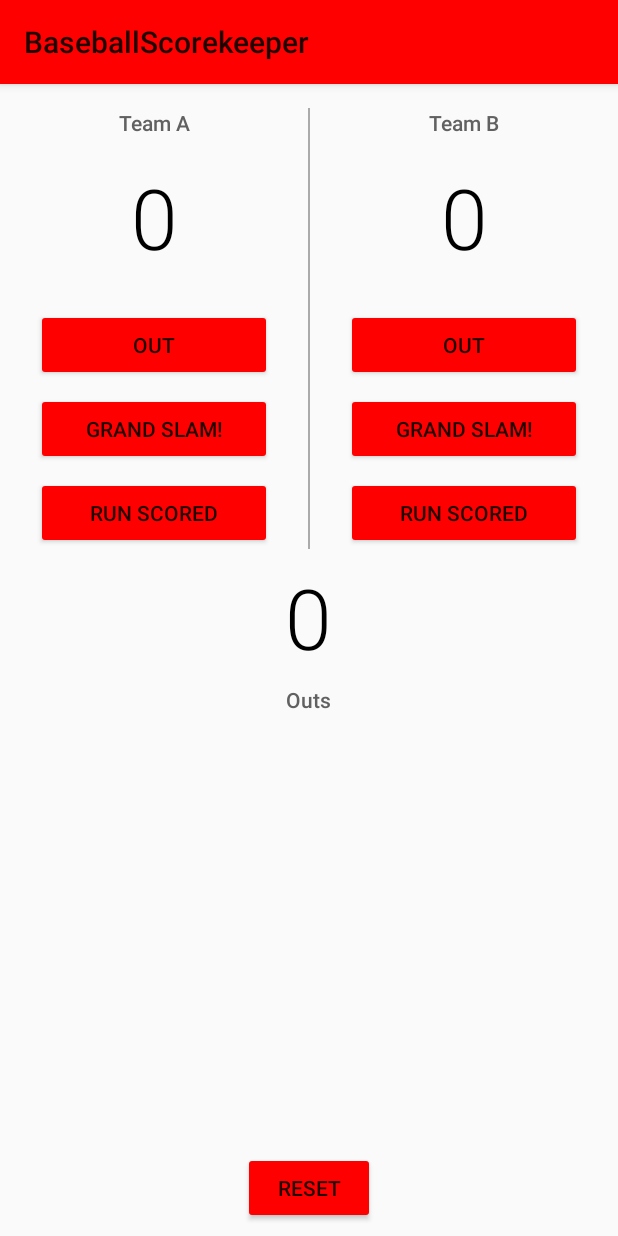
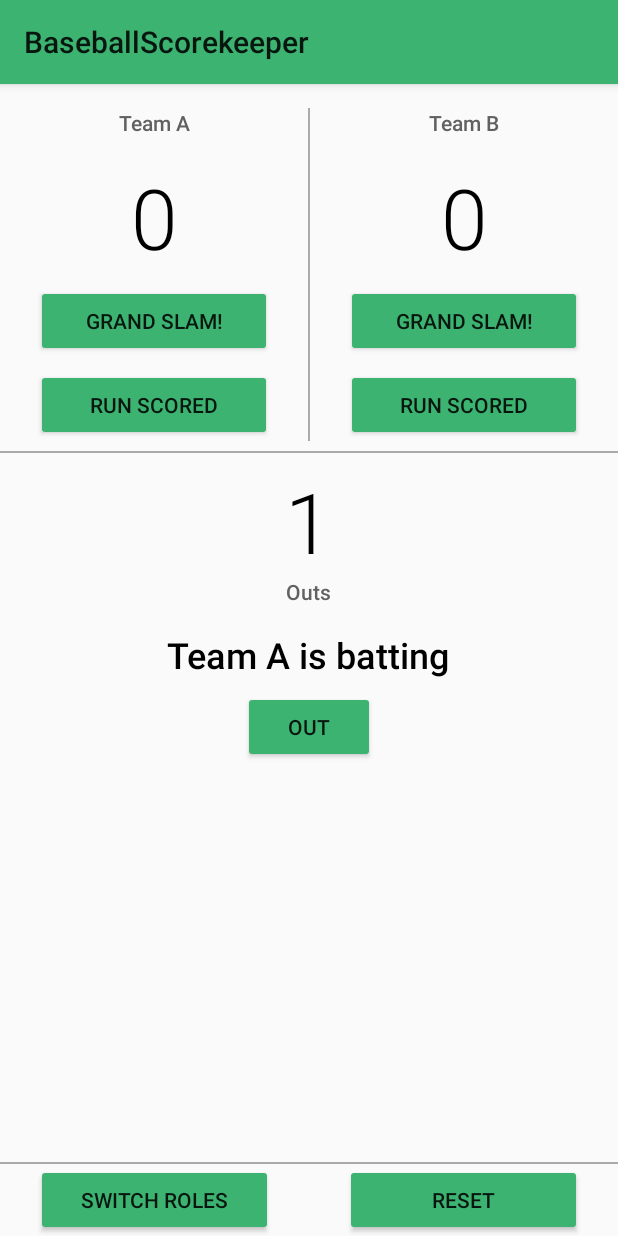
Before and after one commit to JoeEspie/BaseballScorekeeper, an Android app: the screen it shows after launch (MainActivity), after a tap on "OUT", on a phone screen of 412 x 824 dp. Run offline under Robolectric (Android 15) with nearby library versions, the phone set to English and light mode, and no system bars.

Commit message:
Redesign layout of App. Update outs feature

```diff
--- a/app/src/main/java/com/example/android/baseballscorekeeper/MainActivity.java
+++ b/app/src/main/java/com/example/android/baseballscorekeeper/MainActivity.java
@@ -9,8 +9,8 @@ public class MainActivity extends AppCompatActivity {
 
     int scoreTeamA = 0;
     int scoreTeamB = 0;
-    int currentOutsTeamA = 0;
-    int getCurrentOutsTeamB = 0;
+    int currentOuts = 0;
+    boolean battingState = true;
 
     @Override
     protected void onCreate(Bundle savedInstanceState) {
@@ -18,8 +18,29 @@ public class MainActivity extends AppCompatActivity {
         setContentView(R.layout.activity_main);
     }
 
+    public void setBattingState(View v) {
+        battingState = !battingState;
+        currentOuts = 0;
+        displayCurrentOuts();
+        displayBattingState(battingState);
+    }
+
+    public void displayBattingState(boolean state) {
+        TextView stateView = (TextView) findViewById(R.id.battingState);
+        if(state)
+            stateView.setText("Team A is batting");
+        else
+            stateView.setText("Team B is batting");
+    }
+
+    public void displayCurrentOuts() {
+        TextView outView = (TextView) findViewById(R.id.numberOuts);
+        outView.setText(String.valueOf(currentOuts));
+    }
+
     public void resetScores(View v) {
-        scoreTeamA = scoreTeamB = 0;
+        scoreTeamA = scoreTeamB = currentOuts = 0;
+        displayCurrentOuts();
         displayForTeamA(scoreTeamA);
         displayForTeamB(scoreTeamB);
     }
@@ -28,23 +49,30 @@ public class MainActivity extends AppCompatActivity {
      * Increase the score for Team A by 1 point.
      */
     public void runForTeamA(View v) {
-        scoreTeamA++;
+        if(battingState)
+            scoreTeamA++;
         displayForTeamA(scoreTeamA);
     }
 
     /**
      * Increase the score for Team A by 2 points.
      */
-    public void outForTeamA(View v) {
-        currentOutsTeamA++;
-        displayForTeamA(scoreTeamA);
+    public void out(View v) {
+        if(currentOuts < 2)
+            currentOuts++;
+        else if(currentOuts == 2) {
+            currentOuts = 0;
+            setBattingState(v);
+        }
+        displayCurrentOuts();
     }
 
     /**
      * Increase the score for Team A by 3 points.
      */
     public void grandSlamForTeamA(View v) {
-        scoreTeamA = scoreTeamA + 4;
+        if(battingState)
+            scoreTeamA = scoreTeamA + 4;
         displayForTeamA(scoreTeamA);
     }
 
@@ -52,15 +80,8 @@ public class MainActivity extends AppCompatActivity {
      * Increase the score for Team A by 1 point.
      */
     public void runForTeamB(View v) {
-        scoreTeamB++;
-        displayForTeamB(scoreTeamB);
-    }
-
-    /**
-     * Increase the score for Team A by 2 points.
-     */
-    public void outForTeamB(View v) {
-        getCurrentOutsTeamB++;
+        if(!battingState)
+           scoreTeamB++;
         displayForTeamB(scoreTeamB);
     }
 
@@ -68,7 +89,8 @@ public class MainActivity extends AppCompatActivity {
      * Increase the score for Team A by 3 points.
      */
     public void grandSlamForTeamB(View v) {
-        scoreTeamB = scoreTeamB + 4;
+        if(!battingState)
+            scoreTeamB = scoreTeamB + 4;
         displayForTeamB(scoreTeamB);
     }
 
--- a/app/src/main/res/layout/activity_main.xml
+++ b/app/src/main/res/layout/activity_main.xml
@@ -7,6 +7,7 @@
         android:id="@+id/counter"
         android:layout_width="match_parent"
         android:layout_height="wrap_content"
+        android:layout_marginBottom="8dp"
         android:orientation="horizontal">
 
         <LinearLayout
@@ -32,19 +33,10 @@
                 android:layout_height="wrap_content"
                 android:fontFamily="sans-serif-light"
                 android:gravity="center"
-                android:paddingBottom="24dp"
+                android:paddingBottom="8dp"
                 android:text="0"
                 android:textColor="#000000"
                 android:textSize="56sp" />
-
-            <Button
-                android:layout_width="match_parent"
-                android:layout_height="wrap_content"
-                android:layout_marginBottom="8dp"
-                android:layout_marginLeft="24dp"
-                android:layout_marginRight="24dp"
-                android:onClick="outForTeamA"
-                android:text="Out" />
 
             <Button
                 android:layout_width="match_parent"
@@ -94,19 +86,10 @@
                 android:layout_height="wrap_content"
                 android:fontFamily="sans-serif-light"
                 android:gravity="center"
-                android:paddingBottom="24dp"
+                android:paddingBottom="8dp"
                 android:text="0"
                 android:textColor="#000000"
                 android:textSize="56sp" />
-
-            <Button
-                android:layout_width="match_parent"
-                android:layout_height="wrap_content"
-                android:layout_marginBottom="8dp"
-                android:layout_marginLeft="24dp"
-                android:layout_marginRight="24dp"
-                android:onClick="outForTeamB"
-                android:text="Out" />
 
             <Button
                 android:layout_width="match_parent"
@@ -130,36 +113,87 @@
     </LinearLayout>
 
     <TextView
+        android:id="@+id/numberOuts"
+        android:layout_width="wrap_content"
+        android:layout_height="wrap_content"
+        android:layout_below="@id/counter"
+        android:layout_centerHorizontal="true"
+        android:layout_marginTop="8dp"
+        android:fontFamily="sans-serif-light"
+        android:text="0"
+        android:textColor="#000000"
+        android:textSize="56dp" />
+
+    <View
+        android:layout_width="match_parent"
+        android:layout_height="1dp"
+        android:layout_above="@id/numberOuts"
+        android:layout_marginTop="16dp"
+        android:background="@android:color/darker_gray" />
+
+    <TextView
         android:id="@+id/outs"
         android:layout_width="wrap_content"
         android:layout_height="wrap_content"
-        android:layout_below="@id/counter"
-        android:padding="8dp"
-        android:textSize="56dp"
+        android:layout_below="@id/numberOuts"
         android:layout_centerHorizontal="true"
-        android:fontFamily="sans-serif-light"
-        android:textColor="#000000"
-        android:text="0"/>
-
-    <TextView
-        android:layout_width="wrap_content"
-        android:layout_height="wrap_content"
         android:fontFamily="sans-serif-medium"
-        android:layout_centerHorizontal="true"
-        android:layout_below="@id/outs"
         android:text="Outs"
         android:textColor="#616161"
         android:textSize="14sp" />
 
+    <TextView
+        android:id="@+id/battingState"
+        android:layout_width="wrap_content"
+        android:layout_height="wrap_content"
+        android:layout_below="@id/outs"
+        android:layout_centerHorizontal="true"
+        android:layout_marginTop="16dp"
+        android:fontFamily="sans-serif-medium"
+        android:text="Team A is batting"
+        android:textColor="#000000"
+        android:textSize="24sp" />
+
     <Button
         android:layout_width="wrap_content"
         android:layout_height="wrap_content"
+        android:layout_centerHorizontal="true"
+        android:layout_margin="8dp"
+        android:layout_below="@id/battingState"
+        android:onClick="out"
+        android:text="Out" />
+
+    <LinearLayout
+        android:id="@+id/bottomButtons"
+        android:layout_width="match_parent"
+        android:layout_height="wrap_content"
         android:layout_alignParentBottom="true"
-        android:layout_centerHorizontal="true"
-        android:layout_marginBottom="8dp"
-        android:layout_marginLeft="22dp"
-        android:layout_marginRight="22dp"
-        android:onClick="resetScores"
-        android:text="reset" />
+        android:orientation="horizontal">
+
+        <Button
+            android:layout_width="0dp"
+            android:layout_height="wrap_content"
+            android:layout_marginLeft="24dp"
+            android:layout_marginRight="24dp"
+            android:layout_weight="1"
+            android:onClick="setBattingState"
+            android:text="Switch Roles" />
+
+        <Button
+            android:layout_width="0dp"
+            android:layout_height="wrap_content"
+            android:layout_marginLeft="24dp"
+            android:layout_marginRight="24dp"
+            android:layout_weight="1"
+            android:onClick="resetScores"
+            android:text="reset" />
+
+    </LinearLayout>
+
+    <View
+        android:layout_width="match_parent"
+        android:layout_height="1dp"
+        android:layout_above="@id/bottomButtons"
+        android:background="@android:color/darker_gray" />
 
 </RelativeLayout>
--- a/app/src/main/res/values/styles.xml
+++ b/app/src/main/res/values/styles.xml
@@ -2,8 +2,8 @@
     <!-- Base application theme. -->
     <style name="AppTheme" parent="Theme.AppCompat.Light">
         <!-- Primary theme color of the app (sets background color of app bar) -->
-        <item name="colorPrimary">#FF0000</item>
+        <item name="colorPrimary">#3CB371</item>
         <!-- Background color of buttons in the app -->
-        <item name="colorButtonNormal">#FF0000</item>
+        <item name="colorButtonNormal">#3CB371</item>
     </style>
 </resources>
```
